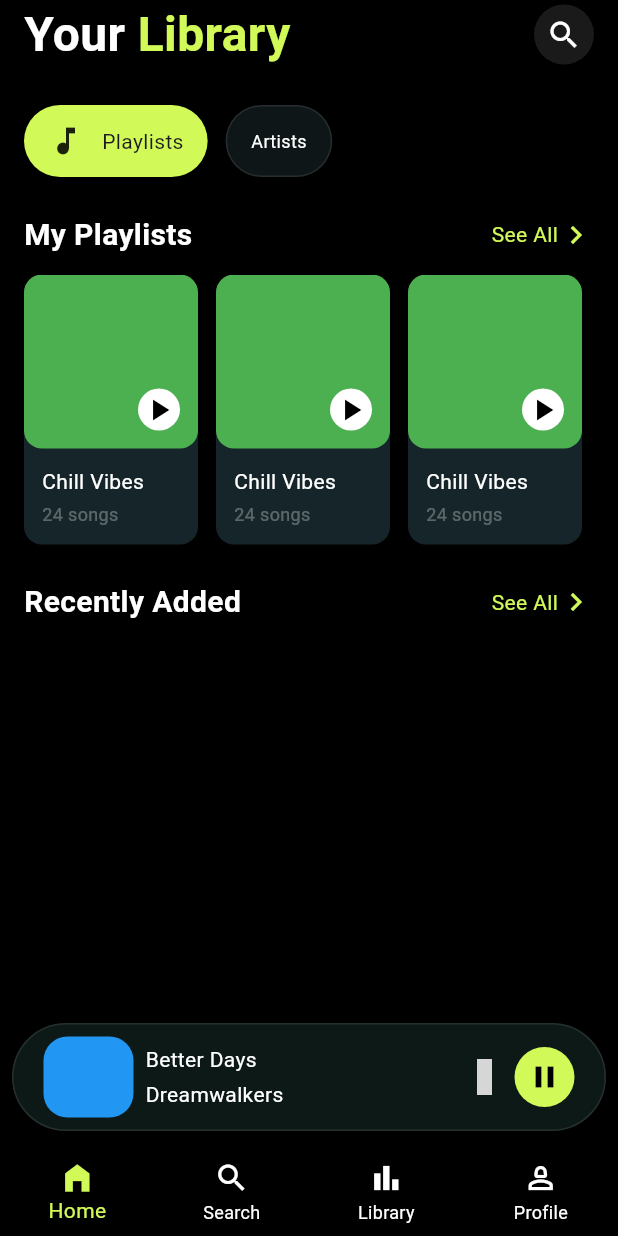
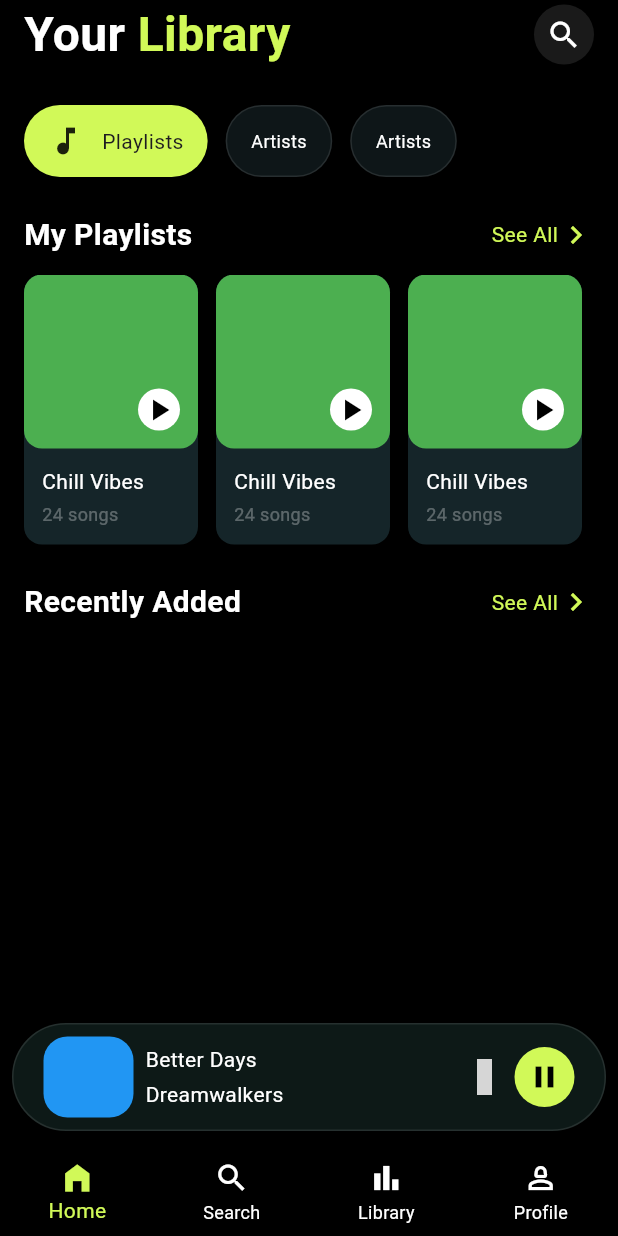
Before and after one commit to JAICHANGPARK/flutter_notebook_chapter_54, a Flutter app: the MusicHomePage screen opened directly, item 3 of the bottom bar chosen, on a phone screen of 412 x 824 dp. Run offline on Flutter 3.47's test engine with Material 3 defaults, Android fonts, the phone set to English and light mode, and no system bars; our stand-ins replace gap, hugeicons, material_ui; grey boxes are pictures that could not be loaded.

Commit message:
Update music_library_page.dart

```diff
--- a/lib/ep2707_music_app/ui/music_library_page.dart
+++ b/lib/ep2707_music_app/ui/music_library_page.dart
@@ -62,6 +62,21 @@ class _MusicLibraryPageState extends State<MusicLibraryPage> {
                   shape: StadiumBorder(side: BorderSide(color: Colors.white10)),
                   color: .fromRGBO(14, 22, 24, 1),
                 ),
+                margin: .only(right: 12),
+                padding: .symmetric(horizontal: 16, vertical: 12),
+                child: Center(
+                  child: Text(
+                    "Artists",
+                    style: TextStyle(color: Colors.white, fontSize: 12),
+                  ),
+                ),
+              ),
+              Container(
+                decoration: ShapeDecoration(
+                  shape: StadiumBorder(side: BorderSide(color: Colors.white10)),
+                  color: .fromRGBO(14, 22, 24, 1),
+                ),
+                margin: .only(right: 12),
                 padding: .symmetric(horizontal: 16, vertical: 12),
                 child: Center(
                   child: Text(
```
